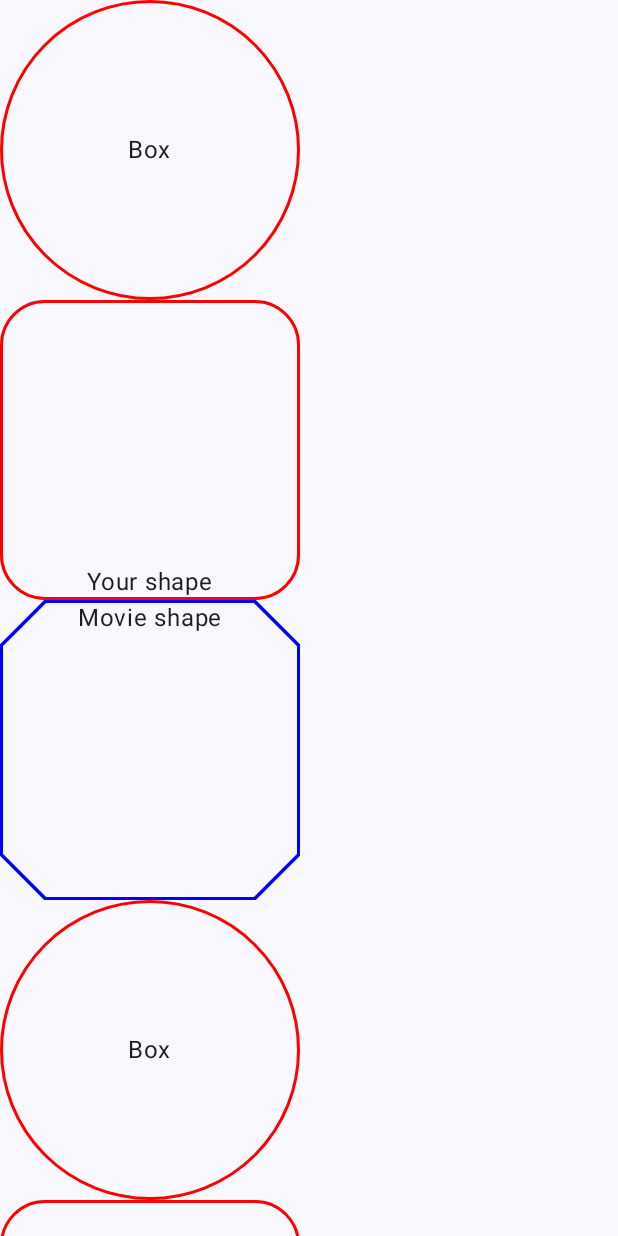
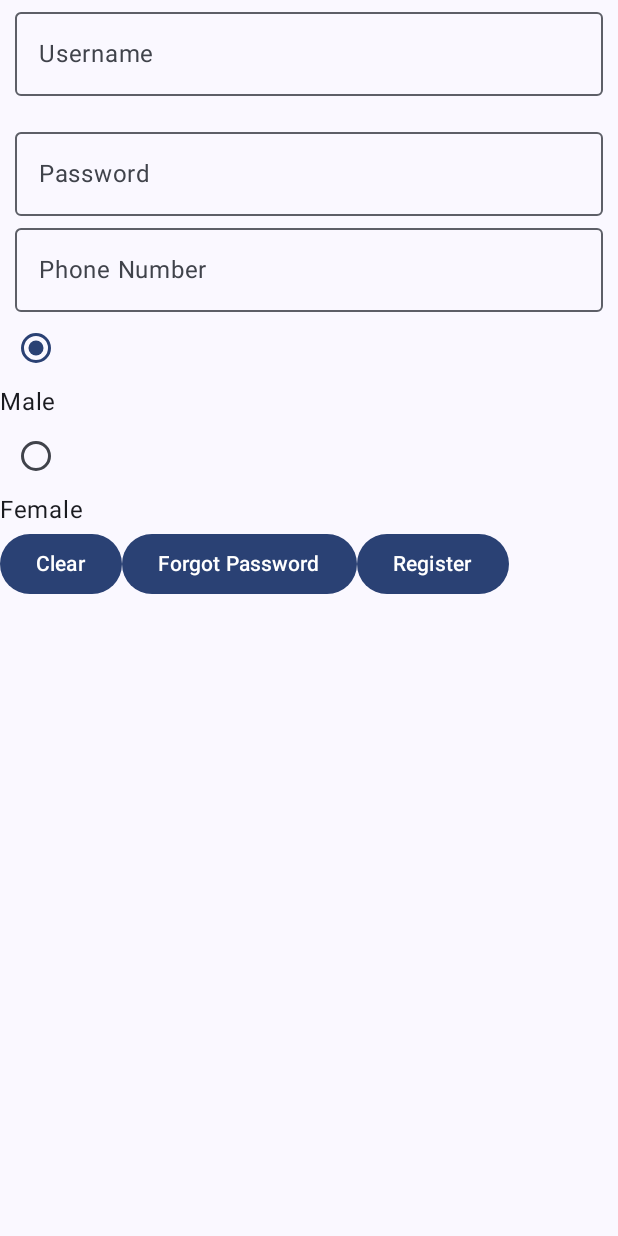
Before and after one commit to WilliamTYYA/android-miu, an Android app built with Jetpack Compose: the screen it shows after launch (MainActivity), on a phone screen of 412 x 824 dp. Run offline under Robolectric (Android 15) with nearby library versions, the phone set to English and light mode, and no system bars.

Commit message:
evening session

```diff
--- a/app/src/main/java/com/example/myapp/MainActivity.kt
+++ b/app/src/main/java/com/example/myapp/MainActivity.kt
@@ -26,7 +26,8 @@ class MainActivity : ComponentActivity() {
         enableEdgeToEdge()
         setContent {
             MyAppTheme {
-                BoxShapeScreen()
+//                BoxShapeScreen()
+                RegistrationScreen()
             }
         }
     }
--- a/app/src/main/java/com/example/myapp/RegistrationScreen.kt
+++ b/app/src/main/java/com/example/myapp/RegistrationScreen.kt
@@ -1 +1,150 @@
 package com.example.myapp
+
+import android.widget.Toast
+import androidx.compose.foundation.layout.Column
+import androidx.compose.foundation.layout.Row
+import androidx.compose.foundation.layout.fillMaxWidth
+import androidx.compose.foundation.layout.padding
+import androidx.compose.foundation.text.KeyboardActions
+import androidx.compose.foundation.text.KeyboardOptions
+import androidx.compose.material3.Button
+import androidx.compose.material3.MaterialTheme
+import androidx.compose.material3.OutlinedTextField
+import androidx.compose.material3.RadioButton
+import androidx.compose.material3.Scaffold
+import androidx.compose.material3.Text
+import androidx.compose.material3.TextField
+import androidx.compose.runtime.Composable
+import androidx.compose.runtime.getValue
+import androidx.compose.runtime.mutableStateOf
+import androidx.compose.runtime.remember
+import androidx.compose.runtime.setValue
+import androidx.compose.ui.Modifier
+import androidx.compose.ui.platform.LocalContext
+import androidx.compose.ui.text.input.KeyboardType
+import androidx.compose.ui.text.input.PasswordVisualTransformation
+import androidx.compose.ui.tooling.preview.Preview
+import androidx.compose.ui.unit.dp
+
+@Composable
+fun RegistrationScreen(modifier: Modifier = Modifier) {
+    Scaffold { innerPadding ->
+        Column(
+            modifier=modifier
+                .padding(innerPadding)
+        ) {
+            var username by remember { mutableStateOf("") }
+            val context = LocalContext.current
+            var usernameError by remember { mutableStateOf(false) }
+
+            OutlinedTextField(
+                value = username,
+                onValueChange = { data ->
+                    username = data
+                },
+                label = { Text("Username") },
+                keyboardOptions = KeyboardOptions(keyboardType = KeyboardType.Text),
+                modifier = Modifier.fillMaxWidth()
+                    .padding(start=10.dp, end=10.dp),
+                supportingText = {
+                    if (usernameError) {
+                        Text("Username is required!")
+                    }
+                },
+                isError = usernameError,
+                trailingIcon = {
+                    if (usernameError) {
+                        Text("Error", color = MaterialTheme.colorScheme.error)
+                    }
+                }
+            )
+
+            var password by remember { mutableStateOf("") }
+            OutlinedTextField(
+                value = password,
+                onValueChange = {
+                    password = it
+                },
+                label = { Text("Password") },
+                keyboardOptions = KeyboardOptions(keyboardType = KeyboardType.Password),
+                visualTransformation = PasswordVisualTransformation(),
+                modifier = Modifier.fillMaxWidth()
+                    .padding(start=10.dp, end=10.dp)
+            )
+
+            var phoneNumber by remember { mutableStateOf("") }
+            OutlinedTextField(
+                value = phoneNumber,
+                onValueChange = { data ->
+                    phoneNumber = data
+                },
+                label = { Text("Phone Number") },
+                keyboardOptions = KeyboardOptions(keyboardType = KeyboardType.Phone),
+                modifier = Modifier.fillMaxWidth()
+                    .padding(start=10.dp, end=10.dp)
+            )
+
+            val genders = listOf("Male", "Female")
+            var selectedGender by remember { mutableStateOf(genders[0]) }
+            genders.forEach { gender ->
+                RadioButton(
+                    selected = selectedGender == gender,
+                    onClick = {
+                        selectedGender = gender
+                    }
+                )
+                Text(text=gender)
+            }
+//            val genders = ["Male", "Famale"]
+//            genders.forEach {  }
+//            RatioButton {
+//
+//            }
+            Row {
+                Button(
+                    onClick = {
+                        username = ""
+                        password = ""
+                        phoneNumber = ""
+                        selectedGender = genders[0]
+                    }
+                ) {
+                    Text(text = "Clear")
+                }
+
+                Button(
+                    onClick = { }
+                ) {
+                    Text(text = "Forgot Password")
+                }
+
+                Button(
+                    onClick = {
+                        if (username.isEmpty()) {
+                            // raise an error flag
+                            usernameError = true
+                        } else {
+                            usernameError = false
+                        }
+                        val toast = Toast.makeText(
+                            context,
+                            "Registration Successful for $username",
+                            Toast.LENGTH_SHORT
+                        )
+                        toast.show()
+                    },
+                ) {
+                    Text(text = "Register")
+                }
+            }
+        }
+    }
+}
+
+@Preview(
+    showSystemUi = true
+)
+@Composable
+private fun RegistrationScreenPreview() {
+    RegistrationScreen()
+}
```
Also changed, not shown: app/src/main/java/com/example/myapp/BirthdayScreen.kt (added, +18 -0 lines).
